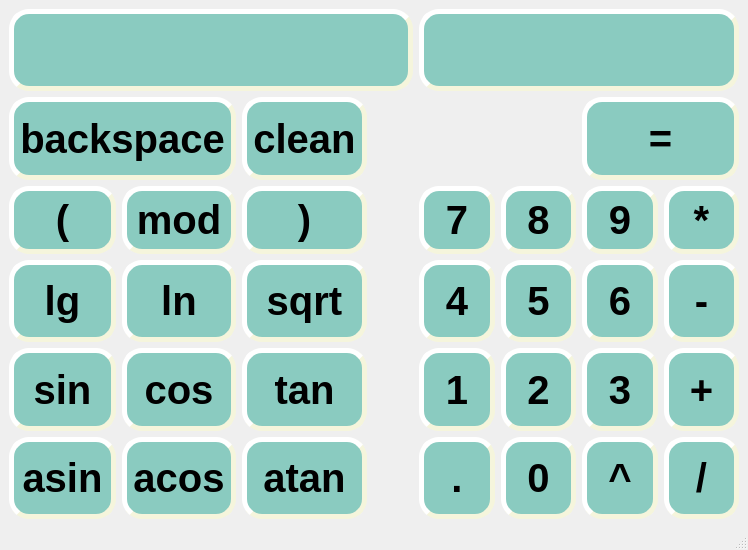
Before: the Qt Designer form src/untitled/mainwindow.ui in antiloch/SmartCalc, drawn with Qt 5.
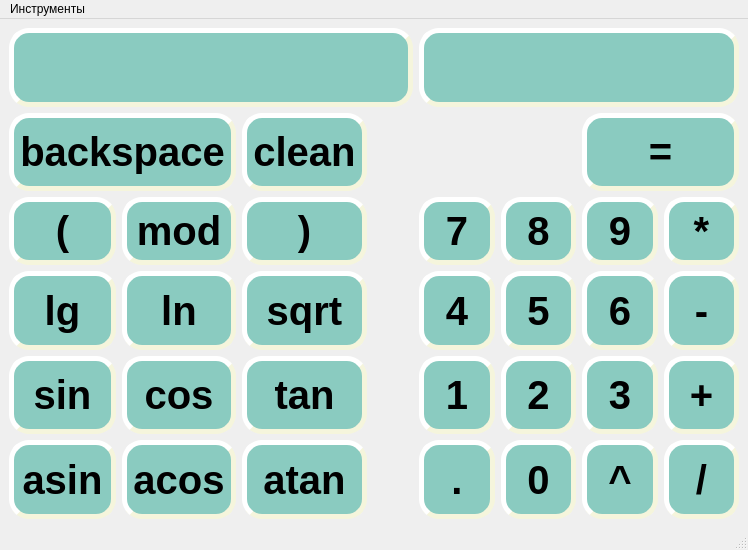
After: the same form once the commit is applied.

Commit message: rename window

What changed in the file:
```diff
--- a/src/untitled/mainwindow.ui
+++ b/src/untitled/mainwindow.ui
@@ -790,6 +790,15 @@
      <height>22</height>
     </rect>
    </property>
+   <widget class="QMenu" name="menu">
+    <property name="title">
+     <string>Инструменты</string>
+    </property>
+    <addaction name="action"/>
+    <addaction name="action_2"/>
+    <addaction name="action_3"/>
+   </widget>
+   <addaction name="menu"/>
   </widget>
   <widget class="QStatusBar" name="statusbar"/>
  </widget>
```
Left out of the diff: 17 changed lines with no effect on the pictures.
